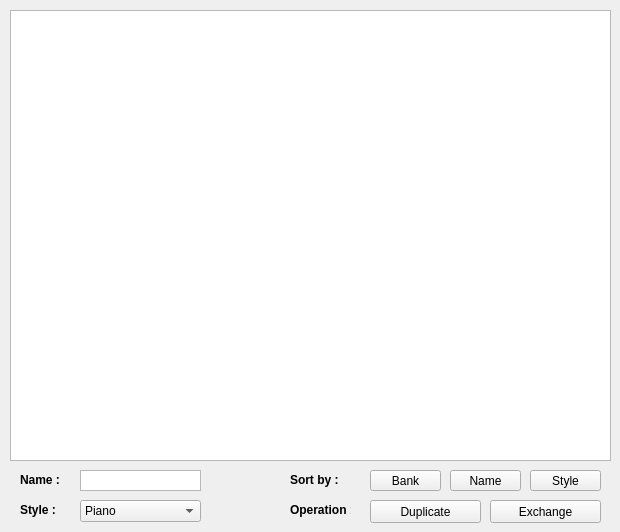
First picture: the form in qbanks.ui, repository LasDesu/fb01editor, before the edit.
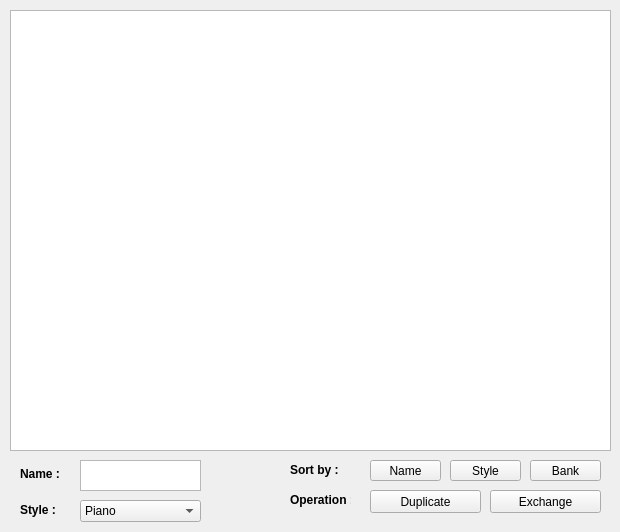
Second picture: the form after the edit.

```diff
--- a/qbanks.ui
+++ b/qbanks.ui
@@ -16,8 +16,8 @@
   <widget class="QPushButton" name="pshBut_bybank">
    <property name="geometry">
     <rect>
-     <x>370</x>
-     <y>470</y>
+     <x>530</x>
+     <y>460</y>
      <width>71</width>
      <height>21</height>
     </rect>
@@ -33,7 +33,7 @@
    <property name="geometry">
     <rect>
      <x>290</x>
-     <y>500</y>
+     <y>490</y>
      <width>61</width>
      <height>20</height>
     </rect>
@@ -70,8 +70,8 @@
   <widget class="QPushButton" name="pshBut_bystyle">
    <property name="geometry">
     <rect>
-     <x>530</x>
-     <y>470</y>
+     <x>450</x>
+     <y>460</y>
      <width>71</width>
      <height>21</height>
     </rect>
@@ -87,7 +87,7 @@
    <property name="geometry">
     <rect>
      <x>20</x>
-     <y>470</y>
+     <y>464</y>
      <width>41</width>
      <height>20</height>
     </rect>
@@ -106,7 +106,7 @@
    <property name="geometry">
     <rect>
      <x>490</x>
-     <y>500</y>
+     <y>490</y>
      <width>111</width>
      <height>23</height>
     </rect>
@@ -119,7 +119,7 @@
    <property name="geometry">
     <rect>
      <x>290</x>
-     <y>470</y>
+     <y>460</y>
      <width>61</width>
      <height>20</height>
     </rect>
@@ -137,8 +137,8 @@
   <widget class="QPushButton" name="pshBut_byname">
    <property name="geometry">
     <rect>
-     <x>450</x>
-     <y>470</y>
+     <x>370</x>
+     <y>460</y>
      <width>71</width>
      <height>21</height>
     </rect>
@@ -156,7 +156,7 @@
      <x>10</x>
      <y>10</y>
      <width>601</width>
-     <height>451</height>
+     <height>441</height>
     </rect>
    </property>
    <property name="editTriggers">
@@ -182,9 +182,9 @@
    <property name="geometry">
     <rect>
      <x>80</x>
-     <y>470</y>
+     <y>460</y>
      <width>121</width>
-     <height>21</height>
+     <height>31</height>
     </rect>
    </property>
    <property name="verticalScrollBarPolicy">
@@ -204,7 +204,7 @@
    <property name="geometry">
     <rect>
      <x>370</x>
-     <y>500</y>
+     <y>490</y>
      <width>111</width>
      <height>23</height>
     </rect>
```
